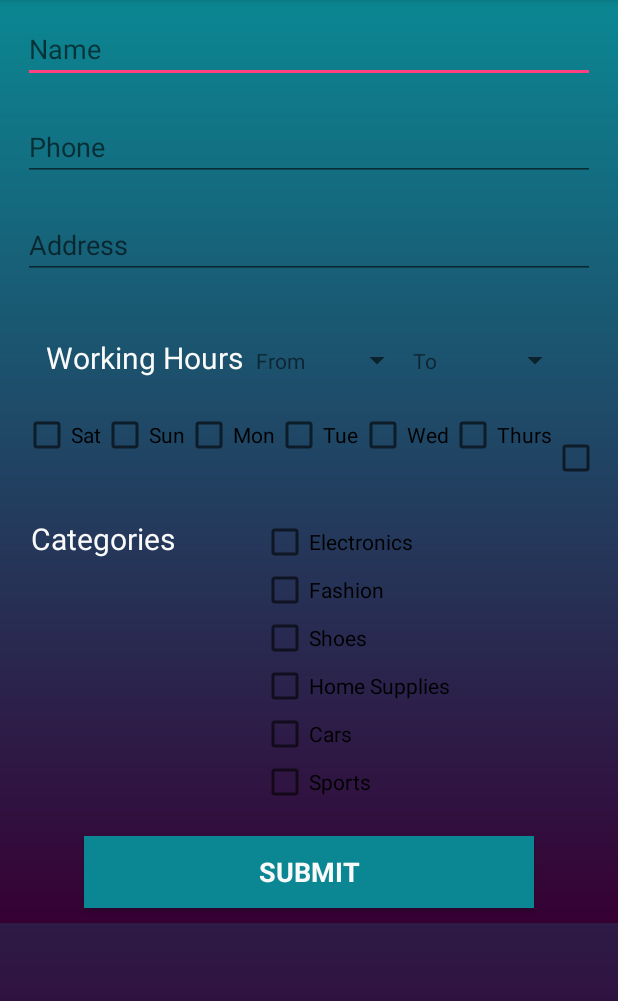
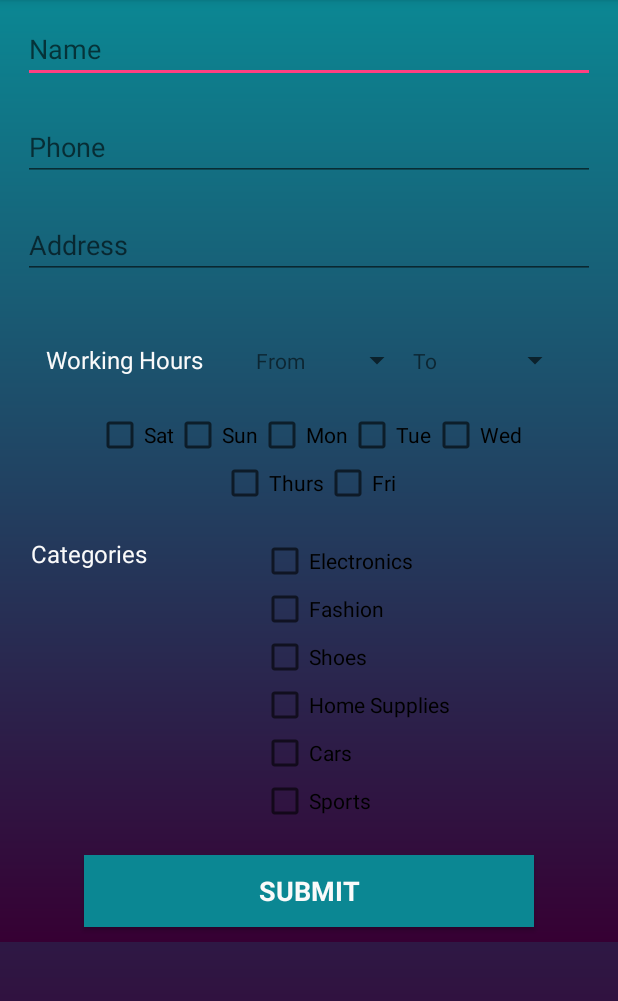
Before and after one commit to bekamapp/BekamApp, an Android app: the VendorInfoActivity screen opened directly, with no data from a screen before it, on a phone screen of 412 x 824 dp, the part 84-1085 px from its top. Run offline under Robolectric (Android 15) with nearby library versions, the phone set to English and light mode, and no system bars; our stand-ins replace Firebase (no records; nobody signed in at launch, a user with empty details on screens opened directly).

Commit message:
-- Working hours is now working, layout updated :D

```diff
--- a/app/src/main/res/layout/layout_vendor_info_activity.xml
+++ b/app/src/main/res/layout/layout_vendor_info_activity.xml
@@ -68,7 +68,7 @@
                     android:layout_weight=".4"
                     android:text="Working Hours"
                     android:textColor="#FAFAFA"
-                    android:textSize="20dp"/>
+                    android:textSize="16sp"/>
 
                 <!-- Drop down menus-->
                 <TextView
@@ -82,6 +82,7 @@
                     android:layout_weight=".1"
                     android:layout_height="wrap_content"
                     android:spinnerMode="dropdown"/>
+                <!--android:background="@android:drawable/btn_dropdown"-->
 
                 <TextView
                     android:layout_width="0dp"
@@ -102,7 +103,8 @@
             <LinearLayout
                 android:layout_width="match_parent"
                 android:layout_height="wrap_content"
-                android:orientation="horizontal">
+                android:orientation="horizontal"
+                android:gravity="center">
 
                 <CheckBox
                     android:id="@+id/checkbox_sat"
@@ -136,6 +138,14 @@
                     android:layout_height="wrap_content"
 
                     android:text="Wed" />
+
+
+            </LinearLayout>
+            <LinearLayout
+                android:layout_width="match_parent"
+                android:layout_height="wrap_content"
+                android:orientation="horizontal"
+                android:gravity="center">
 
                 <CheckBox
                     android:id="@+id/checkbox_thurs"
@@ -174,7 +184,7 @@
                     android:ems="10"
                     android:text="Categories"
                     android:textColor="#FAFAFA"
-                    android:textSize="20dp" />
+                    android:textSize="16sp" />
 
                 <LinearLayout
                     android:layout_width="0dp"
```
